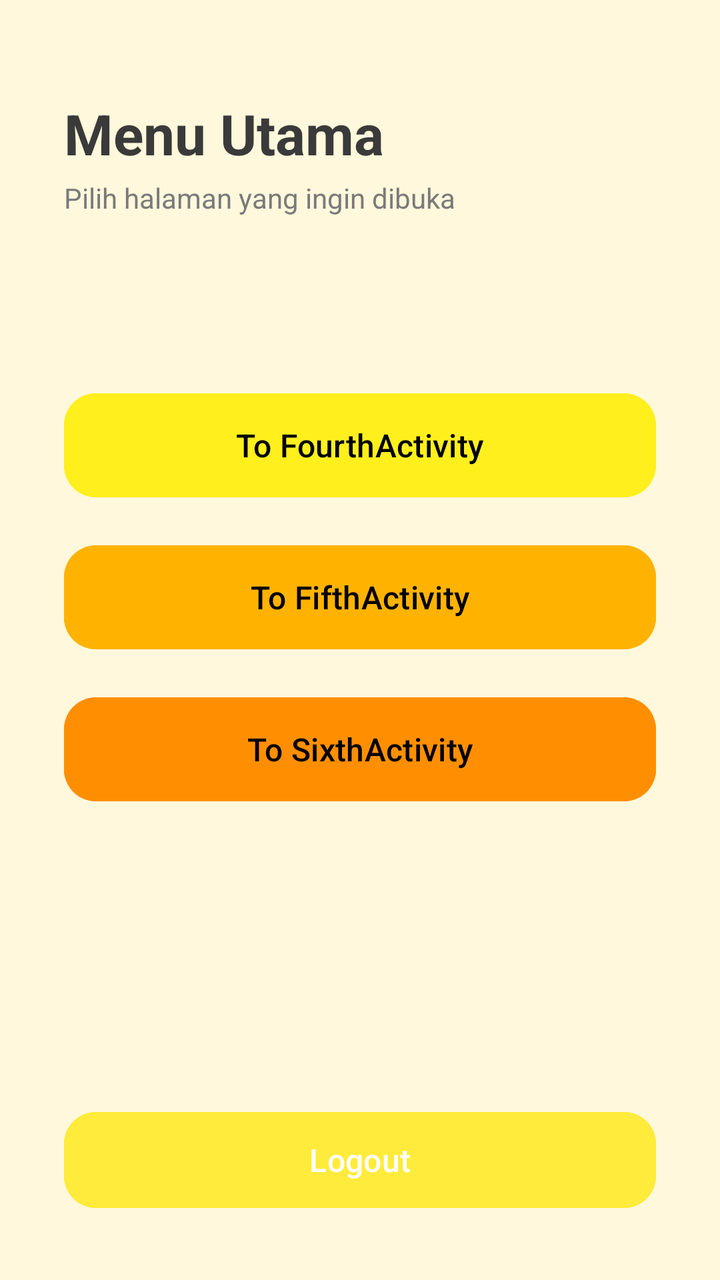
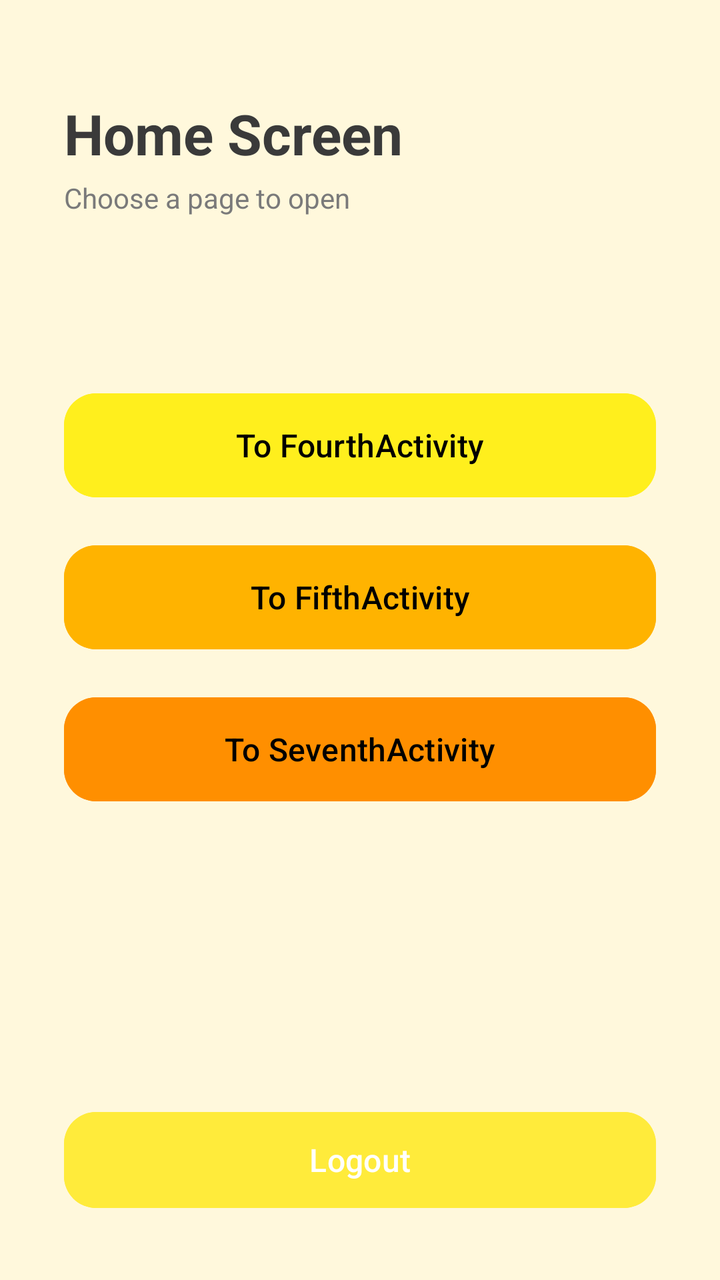

Two renders of the same Android screen: before a commit and after it. Below are the layout's source before the change and the commit's diff.
<!-- AndroidManifest.xml: application theme Theme.Pluto_Baydella -->
<!-- res/layout/activity_main.xml -->
<?xml version="1.0" encoding="utf-8"?>
<androidx.constraintlayout.widget.ConstraintLayout xmlns:android="http://schemas.android.com/apk/res/android"
    xmlns:app="http://schemas.android.com/apk/res-auto"
    xmlns:tools="http://schemas.android.com/tools"
    android:id="@+id/main"
    android:layout_width="match_parent"
    android:layout_height="match_parent"
    android:background="#FFF8DC"
    tools:context=".MainActivity">

    
    <TextView
        android:id="@+id/tvTitle"
        android:layout_width="0dp"
        android:layout_height="wrap_content"
        android:layout_marginStart="32dp"
        android:layout_marginTop="48dp"
        android:layout_marginEnd="32dp"
        android:text="Menu Utama"
        android:textColor="#3A3A3A"
        android:textSize="28sp"
        android:textStyle="bold"
        app:layout_constraintEnd_toEndOf="parent"
        app:layout_constraintStart_toStartOf="parent"
        app:layout_constraintTop_toTopOf="parent" />

    <TextView
        android:id="@+id/tvSubtitle"
        android:layout_width="0dp"
        android:layout_height="wrap_content"
        android:layout_marginTop="4dp"
        android:text="Pilih halaman yang ingin dibuka"
        android:textColor="#7A7A7A"
        android:textSize="14sp"
        app:layout_constraintEnd_toEndOf="@+id/tvTitle"
        app:layout_constraintStart_toStartOf="@+id/tvTitle"
        app:layout_constraintTop_toBottomOf="@+id/tvTitle" />

    
    <LinearLayout
        android:layout_width="0dp"
        android:layout_height="wrap_content"
        android:layout_marginStart="32dp"
        android:layout_marginEnd="32dp"
        android:orientation="vertical"
        app:layout_constraintBottom_toBottomOf="parent"
        app:layout_constraintEnd_toEndOf="parent"
        app:layout_constraintStart_toStartOf="parent"
        app:layout_constraintTop_toTopOf="parent"
        app:layout_constraintVertical_bias="0.45">

        <Button
            android:id="@+id/btnToFourth"
            android:layout_width="match_parent"
            android:layout_height="60dp"
            android:backgroundTint="#FFEF1D"
            android:text="To FourthActivity"
            android:textAllCaps="false"
            android:textColor="#000000"
            android:textSize="16sp"
            app:cornerRadius="16dp" />

        <Button
            android:id="@+id/btnToFifth"
            android:layout_width="match_parent"
            android:layout_height="60dp"
            android:layout_marginTop="16dp"
            android:backgroundTint="#FFB300"
            android:text="To FifthActivity"
            android:textAllCaps="false"
            android:textColor="#000000"
            android:textSize="16sp"
            app:cornerRadius="16dp" />

        <Button
            android:id="@+id/btnToSixth"
            android:layout_width="match_parent"
            android:layout_height="60dp"
            android:layout_marginTop="16dp"
            android:backgroundTint="#FF8F00"
            android:text="To SixthActivity"
            android:textAllCaps="false"
            android:textColor="#000000"
            android:textSize="16sp"
            app:cornerRadius="16dp" />
    </LinearLayout>

    
    <Button
        android:id="@+id/btnLogout"
        android:layout_width="0dp"
        android:layout_height="56dp"
        android:layout_marginStart="32dp"
        android:layout_marginEnd="32dp"
        android:layout_marginBottom="32dp"
        android:backgroundTint="#FFEB3B"
        android:text="Logout"
        android:textAllCaps="false"
        android:textColor="#FFFFFF"
        android:textSize="16sp"
        app:cornerRadius="16dp"
        app:layout_constraintBottom_toBottomOf="parent"
        app:layout_constraintEnd_toEndOf="parent"
        app:layout_constraintStart_toStartOf="parent" />

</androidx.constraintlayout.widget.ConstraintLayout>
<!-- resources referenced by this layout -->
<resources>
  <style name="Theme.Pluto_Baydella" parent="Base.Theme.Pluto_Baydella" />
  <style name="Base.Theme.Pluto_Baydella" parent="Theme.Material3.DayNight.NoActionBar">
  
          
  
      </style>
</resources>

<!-- the commit's change to res/layout/activity_main.xml (unified diff, before → after) -->
@@ -16,7 +16,7 @@
         android:layout_marginStart="32dp"
         android:layout_marginTop="48dp"
         android:layout_marginEnd="32dp"
-        android:text="Menu Utama"
+        android:text="Home Screen"
         android:textColor="#3A3A3A"
         android:textSize="28sp"
         android:textStyle="bold"
@@ -29,7 +29,7 @@
         android:layout_width="0dp"
         android:layout_height="wrap_content"
         android:layout_marginTop="4dp"
-        android:text="Pilih halaman yang ingin dibuka"
+        android:text="Choose a page to open"
         android:textColor="#7A7A7A"
         android:textSize="14sp"
         app:layout_constraintEnd_toEndOf="@+id/tvTitle"
@@ -78,7 +78,7 @@
             android:layout_height="60dp"
             android:layout_marginTop="16dp"
             android:backgroundTint="#FF8F00"
-            android:text="To SixthActivity"
+            android:text="To SeventhActivity"
             android:textAllCaps="false"
             android:textColor="#000000"
             android:textSize="16sp"
